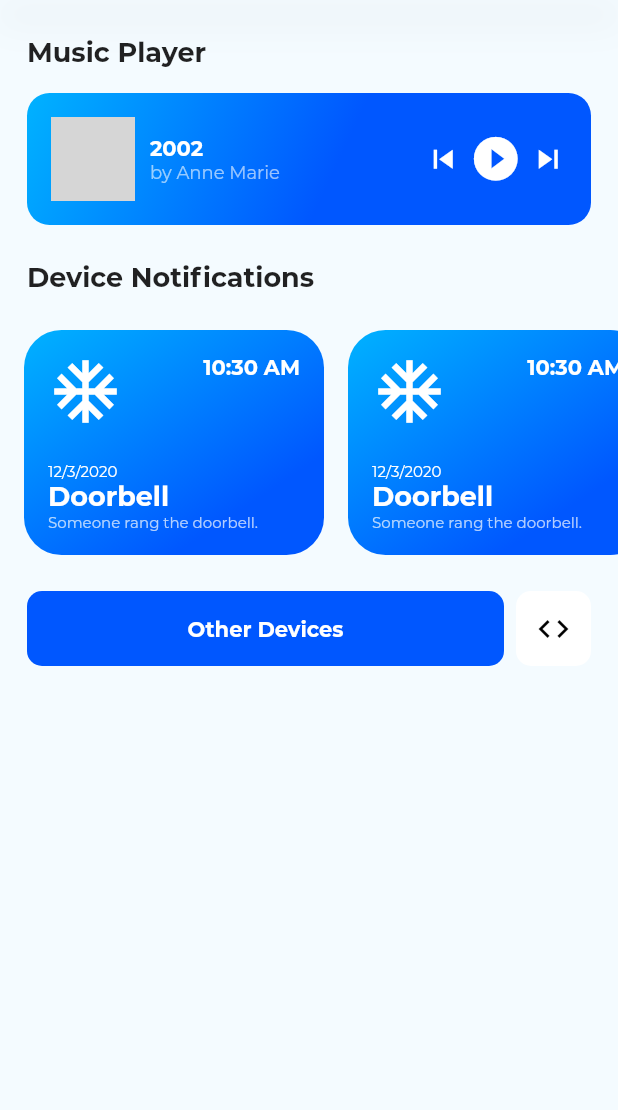
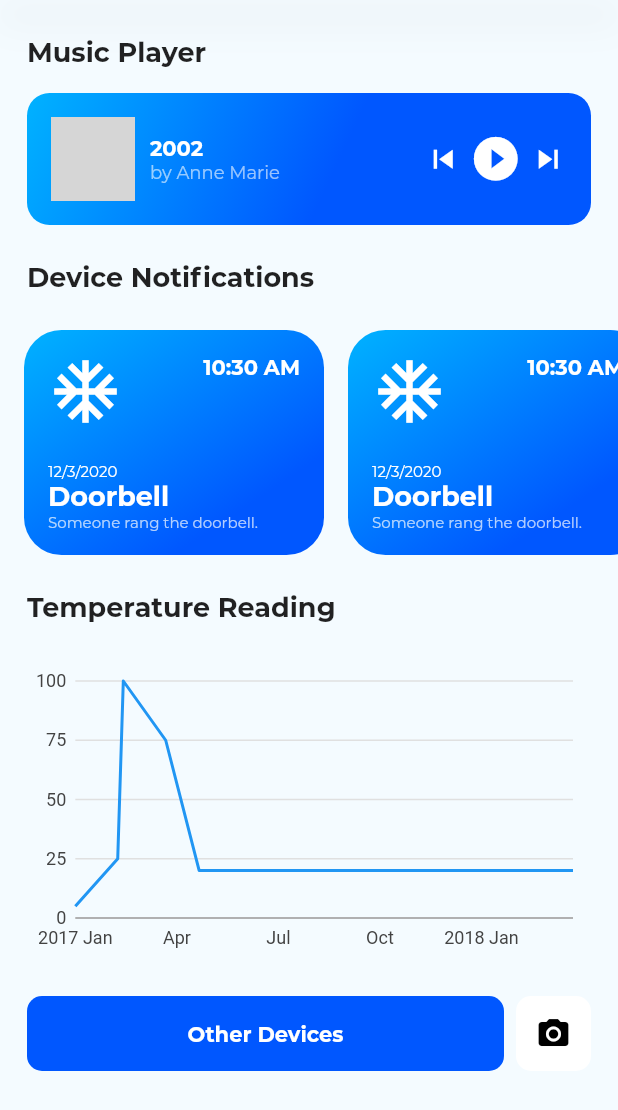
Before and after one commit to bisunajaime/iselect2-final, a Flutter app: the screen it shows after launch, after a tap on "Get Started", on a phone screen of 412 x 824 dp. Shown: the top 1110 px of the screen. Run offline on Flutter 3.47's test engine with Material 2 defaults, Android fonts, the light colour scheme and no system bars; our stand-ins replace charts_flutter; missing offline and left inert: flutter_qr_reader; network calls fail; project files that could hold a hidden picture were left out; grey boxes are pictures that could not be loaded.

Commit message:
Added qr code page and charts

```diff
--- a/lib/main.dart
+++ b/lib/main.dart
@@ -20,6 +20,12 @@ void main() {
 class MyApp extends StatelessWidget {
   @override
   Widget build(BuildContext context) {
+    SystemChrome.setPreferredOrientations([
+      DeviceOrientation.landscapeRight,
+      DeviceOrientation.landscapeLeft,
+      DeviceOrientation.portraitUp,
+      DeviceOrientation.portraitDown,
+    ]);
     return MultiProvider(
       providers: [
         ChangeNotifierProvider(
--- a/lib/pages/home_page.dart
+++ b/lib/pages/home_page.dart
@@ -1,10 +1,13 @@
 import 'package:embesys_ctrl/constants.dart';
 import 'package:embesys_ctrl/pages/other_devices_page.dart';
+import 'package:embesys_ctrl/pages/temperature_reading_page.dart';
 import 'package:embesys_ctrl/providers/weather_provider.dart';
 import 'package:embesys_ctrl/widgets/device_notifications_widget.dart';
+import 'package:embesys_ctrl/widgets/other_devices_buttons_widget.dart';
 import 'package:embesys_ctrl/widgets/page_list_widget.dart';
 import 'package:embesys_ctrl/widgets/rooms_pages_widget.dart';
 import 'package:embesys_ctrl/widgets/sound_widget.dart';
+import 'package:embesys_ctrl/widgets/temperature_reading_widget.dart';
 import 'package:embesys_ctrl/widgets/weather_widget.dart';
 import 'package:flutter/material.dart';
 import 'package:intl/intl.dart';
@@ -37,6 +40,7 @@ class HomePage extends StatelessWidget {
           await weatherProvider.loadWeather();
         },
         child: SingleChildScrollView(
+          physics: AlwaysScrollableScrollPhysics(),
           child: Column(
             crossAxisAlignment: CrossAxisAlignment.start,
             children: [
@@ -88,58 +92,22 @@ class HomePage extends StatelessWidget {
                 padding: const EdgeInsets.symmetric(
                   horizontal: 18,
                 ),
-                child: Row(
-                  children: [
-                    Expanded(
-                      flex: 2,
-                      child: SizedBox(
-                        height: 50,
-                        child: FlatButton(
-                          color: boxGrad.colors[1],
-                          shape: RoundedRectangleBorder(
-                            borderRadius: BorderRadius.circular(10),
-                          ),
-                          onPressed: () {
-                            Navigator.push(
-                              context,
-                              MaterialPageRoute(
-                                builder: (context) => OtherDevicesPage(),
-                              ),
-                            );
-                          },
                 child: Text(
-                            'Other Devices',
+                  'Temperature Reading',
                   style: TextStyle(
+                    fontSize: 18,
                     fontWeight: FontWeight.bold,
-                              color: Colors.white,
-                              fontSize: 14,
-                            ),
-                          ),
                   ),
                 ),
               ),
               SizedBox(
-                      width: 8,
+                height: 24,
               ),
+              TemperatureReadingWidget(),
               SizedBox(
-                      height: 50,
-                      width: 50,
-                      child: FlatButton(
-                        shape: RoundedRectangleBorder(
-                          borderRadius: BorderRadius.circular(10),
+                height: 24,
               ),
-                        padding: EdgeInsets.zero,
-                        color: Colors.white,
-                        child: Icon(
-                          Icons.code,
-                          color: Colors.black,
-                        ),
-                        onPressed: () {},
-                      ),
-                    )
-                  ],
-                ),
-              ),
+              OtherDevicesButtonsWidget(),
               SizedBox(
                 height: 24,
               ),
--- /dev/null
+++ b/lib/pages/temperature_reading_page.dart
@@ -0,0 +1,92 @@
+import 'dart:math';
+
+import 'package:flutter/material.dart';
+import 'package:charts_flutter/flutter.dart' as charts;
+import 'package:flutter/services.dart';
+
+class TemperatureReadingPage extends StatelessWidget {
+  @override
+  Widget build(BuildContext context) {
+    return Scaffold(
+      appBar: AppBar(
+        title: Text('Temperature Reading'),
+      ),
+      body: Container(
+        height: double.infinity,
+        width: double.infinity,
+        padding: EdgeInsets.symmetric(
+          horizontal: 16,
+          vertical: 8,
+        ),
+        child: SimpleTimeSeriesChart(SimpleTimeSeriesChart._createSampleData()),
+      ),
+    );
+  }
+}
+
+class SimpleTimeSeriesChart extends StatelessWidget {
+  final List<charts.Series> seriesList;
+  final bool animate;
+
+  SimpleTimeSeriesChart(this.seriesList, {this.animate});
+
+  /// Creates a [TimeSeriesChart] with sample data and no transition.
+  factory SimpleTimeSeriesChart.withSampleData() {
+    return new SimpleTimeSeriesChart(
+      _createSampleData(),
+      // Disable animations for image tests.
+      animate: false,
+    );
+  }
+
+  @override
+  Widget build(BuildContext context) {
+    return new charts.TimeSeriesChart(
+      seriesList,
+      animate: animate,
+      behaviors: [
+        new charts.PanAndZoomBehavior(),
+      ],
+      dateTimeFactory: const charts.LocalDateTimeFactory(),
+    );
+  }
+
+  static List<charts.Series<TimeSeriesSales, DateTime>> _createSampleData() {
+    final data = [
+      new TimeSeriesSales(new DateTime(2017, 1, 19), 5),
+      new TimeSeriesSales(new DateTime(2017, 2, 26), 25),
+      new TimeSeriesSales(new DateTime(2017, 3, 3), 100),
+      new TimeSeriesSales(new DateTime(2017, 4, 10), 75),
+      new TimeSeriesSales(new DateTime(2017, 5, 10), Random().nextInt(100)),
+      new TimeSeriesSales(new DateTime(2017, 6, 10), Random().nextInt(100)),
+      new TimeSeriesSales(new DateTime(2017, 7, 10), Random().nextInt(100)),
+      new TimeSeriesSales(new DateTime(2017, 8, 10), Random().nextInt(100)),
+      new TimeSeriesSales(new DateTime(2017, 9, 10), Random().nextInt(100)),
+      new TimeSeriesSales(new DateTime(2017, 10, 10), Random().nextInt(100)),
+      new TimeSeriesSales(new DateTime(2017, 11, 10), Random().nextInt(100)),
+      new TimeSeriesSales(new DateTime(2017, 12, 10), Random().nextInt(100)),
+      new TimeSeriesSales(new DateTime(2018, 1, 10), Random().nextInt(100)),
+      new TimeSeriesSales(new DateTime(2018, 2, 10), Random().nextInt(100)),
+      new TimeSeriesSales(new DateTime(2018, 3, 10), Random().nextInt(100)),
+      new TimeSeriesSales(new DateTime(2018, 4, 10), Random().nextInt(100)),
+    ];
+
+    return [
+      new charts.Series<TimeSeriesSales, DateTime>(
+        id: 'Sales',
+        colorFn: (_, __) => charts.MaterialPalette.blue.shadeDefault,
+        domainFn: (TimeSeriesSales sales, _) => sales.time,
+        measureFn: (TimeSeriesSales sales, _) => sales.sales,
+        data: data,
+      )
+    ];
+  }
+}
+
+/// Sample time series data type.
+class TimeSeriesSales {
+  final DateTime time;
+  final int sales;
+
+  TimeSeriesSales(this.time, this.sales);
+}
--- /dev/null
+++ b/lib/widgets/other_devices_buttons_widget.dart
@@ -0,0 +1,73 @@
+import 'package:embesys_ctrl/constants.dart';
+import 'package:embesys_ctrl/pages/other_devices_page.dart';
+import 'package:embesys_ctrl/pages/qr_scanner_page.dart';
+import 'package:flutter/material.dart';
+
+class OtherDevicesButtonsWidget extends StatelessWidget {
+  @override
+  Widget build(BuildContext context) {
+    return Padding(
+      padding: const EdgeInsets.symmetric(
+        horizontal: 18,
+      ),
+      child: Row(
+        children: [
+          Expanded(
+            flex: 2,
+            child: SizedBox(
+              height: 50,
+              child: FlatButton(
+                color: boxGrad.colors[1],
+                shape: RoundedRectangleBorder(
+                  borderRadius: BorderRadius.circular(10),
+                ),
+                onPressed: () {
+                  Navigator.push(
+                    context,
+                    MaterialPageRoute(
+                      builder: (context) => OtherDevicesPage(),
+                    ),
+                  );
+                },
+                child: Text(
+                  'Other Devices',
+                  style: TextStyle(
+                    fontWeight: FontWeight.bold,
+                    color: Colors.white,
+                    fontSize: 14,
+                  ),
+                ),
+              ),
+            ),
+          ),
+          SizedBox(
+            width: 8,
+          ),
+          SizedBox(
+            height: 50,
+            width: 50,
+            child: FlatButton(
+              shape: RoundedRectangleBorder(
+                borderRadius: BorderRadius.circular(10),
+              ),
+              padding: EdgeInsets.zero,
+              color: Colors.white,
+              child: Icon(
+                Icons.camera_alt,
+                color: Colors.black,
+              ),
+              onPressed: () {
+                Navigator.push(
+                  context,
+                  MaterialPageRoute(
+                    builder: (context) => QrScannerPage(),
+                  ),
+                );
+              },
+            ),
+          )
+        ],
+      ),
+    );
+  }
+}
--- /dev/null
+++ b/lib/widgets/temperature_reading_widget.dart
@@ -0,0 +1,87 @@
+import 'dart:developer';
+import 'dart:math';
+
+import 'package:flutter/material.dart';
+
+/// Timeseries chart example
+import 'package:charts_flutter/flutter.dart' as charts;
+import 'package:flutter/material.dart';
+
+class TemperatureReadingWidget extends StatelessWidget {
+  @override
+  Widget build(BuildContext context) {
+    return Container(
+      height: 200,
+      margin: EdgeInsets.symmetric(horizontal: 16),
+      width: double.infinity,
+      child: SimpleTimeSeriesChart(SimpleTimeSeriesChart._createSampleData()),
+    );
+  }
+}
+
+class SimpleTimeSeriesChart extends StatelessWidget {
+  final List<charts.Series> seriesList;
+  final bool animate;
+
+  SimpleTimeSeriesChart(this.seriesList, {this.animate});
+
+  /// Creates a [TimeSeriesChart] with sample data and no transition.
+  factory SimpleTimeSeriesChart.withSampleData() {
+    return new SimpleTimeSeriesChart(
+      _createSampleData(),
+      // Disable animations for image tests.
+      animate: false,
+    );
+  }
+
+  @override
+  Widget build(BuildContext context) {
+    return new charts.TimeSeriesChart(
+      seriesList,
+      animate: animate,
+      behaviors: [
+        new charts.PanAndZoomBehavior(),
+      ],
+      dateTimeFactory: const charts.LocalDateTimeFactory(),
+    );
+  }
+
+  static List<charts.Series<TimeSeriesSales, DateTime>> _createSampleData() {
+    final data = [
+      new TimeSeriesSales(new DateTime(2017, 1, 19), 5),
+      new TimeSeriesSales(new DateTime(2017, 2, 26), 25),
+      new TimeSeriesSales(new DateTime(2017, 3, 3), 100),
+      new TimeSeriesSales(new DateTime(2017, 4, 10), 75),
+      new TimeSeriesSales(new DateTime(2017, 5, 10), Random().nextInt(100)),
+      new TimeSeriesSales(new DateTime(2017, 6, 10), Random().nextInt(100)),
+      new TimeSeriesSales(new DateTime(2017, 7, 10), Random().nextInt(100)),
+      new TimeSeriesSales(new DateTime(2017, 8, 10), Random().nextInt(100)),
+      new TimeSeriesSales(new DateTime(2017, 9, 10), Random().nextInt(100)),
+      new TimeSeriesSales(new DateTime(2017, 10, 10), Random().nextInt(100)),
+      new TimeSeriesSales(new DateTime(2017, 11, 10), Random().nextInt(100)),
+      new TimeSeriesSales(new DateTime(2017, 12, 10), Random().nextInt(100)),
+      new TimeSeriesSales(new DateTime(2018, 1, 10), Random().nextInt(100)),
+      new TimeSeriesSales(new DateTime(2018, 2, 10), Random().nextInt(100)),
+      new TimeSeriesSales(new DateTime(2018, 3, 10), Random().nextInt(100)),
+      new TimeSeriesSales(new DateTime(2018, 4, 10), Random().nextInt(100)),
+    ];
+
+    return [
+      new charts.Series<TimeSeriesSales, DateTime>(
+        id: 'Sales',
+        colorFn: (_, __) => charts.MaterialPalette.blue.shadeDefault,
+        domainFn: (TimeSeriesSales sales, _) => sales.time,
+        measureFn: (TimeSeriesSales sales, _) => sales.sales,
+        data: data,
+      )
+    ];
+  }
+}
+
+/// Sample time series data type.
+class TimeSeriesSales {
+  final DateTime time;
+  final int sales;
+
+  TimeSeriesSales(this.time, this.sales);
+}
--- a/pubspec.yaml
+++ b/pubspec.yaml
@@ -35,6 +35,8 @@ dependencies:
   intl: ^0.16.1
   web_socket_channel: ^1.1.0
   connectivity: ^2.0.1
+  charts_flutter: ^0.9.0
+  flutter_qr_reader: ^1.0.3
 
 
 flutter_native_splash:
```
Also changed, not shown: lib/models/weather_model.dart (+4 -4 lines), lib/pages/qr_scanner_page.dart (added, +110 -0 lines), pubspec.lock, 1 other file. Lines whose indentation alone changed are shown as unchanged.
